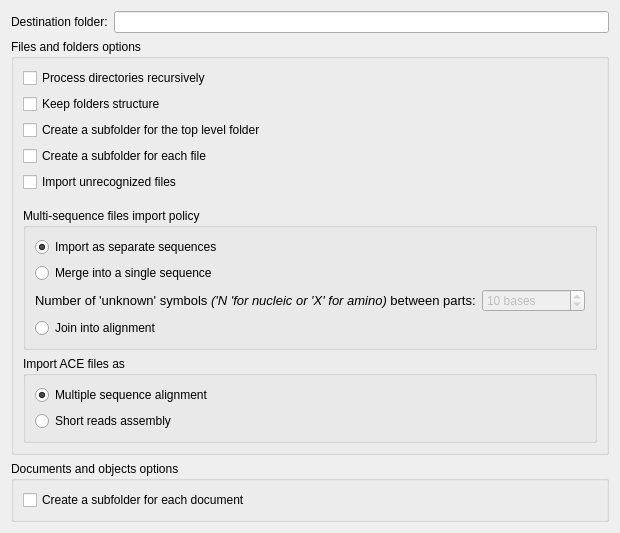
Qt form src/corelibs/U2Gui/src/util/shared_db/ImportOptionsWidget.ui (violethaze74/ugene) before a commit.
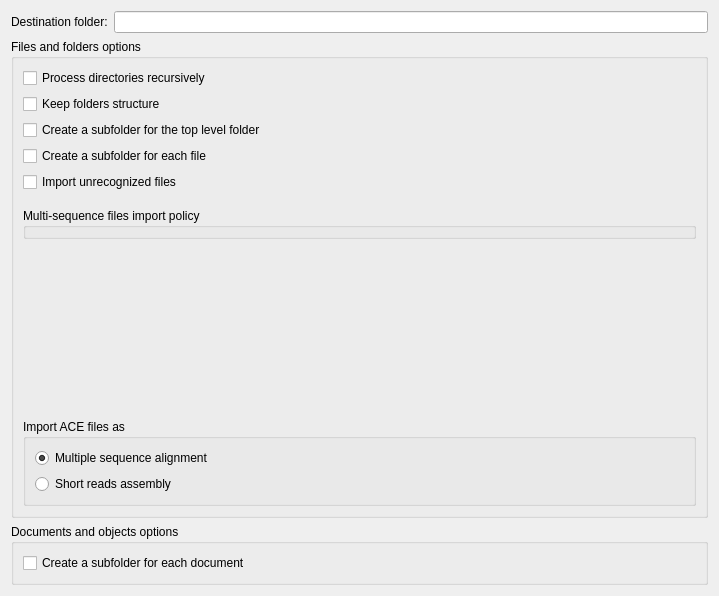
The same form after that commit.

Commit message: UGENE-4507. An incorrect label in Database Import Default Options dialog

Diff of the .ui file:
```diff
--- a/src/corelibs/U2Gui/src/util/shared_db/ImportOptionsWidget.ui
+++ b/src/corelibs/U2Gui/src/util/shared_db/ImportOptionsWidget.ui
@@ -6,15 +6,15 @@
    <rect>
     <x>0</x>
     <y>0</y>
-    <width>541</width>
-    <height>527</height>
+    <width>719</width>
+    <height>596</height>
    </rect>
   </property>
   <property name="windowTitle">
    <string>Import to the Database Options</string>
   </property>
-  <layout class="QVBoxLayout" name="verticalLayout">
-   <item>
+  <layout class="QGridLayout" name="gridLayout">
+   <item row="0" column="0">
     <layout class="QHBoxLayout" name="horizontalLayout">
      <item>
       <widget class="QLabel" name="lblBaseFolder">
@@ -28,7 +28,7 @@
      </item>
     </layout>
    </item>
-   <item>
+   <item row="1" column="0">
     <widget class="QGroupBox" name="gbFilesAndFolders">
      <property name="title">
       <string>Files and folders options</string>
@@ -90,9 +90,15 @@
         <property name="title">
          <string>Multi-sequence files import policy</string>
         </property>
-        <layout class="QVBoxLayout" name="verticalLayout_4">
-         <item>
           <widget class="QRadioButton" name="rbSeparate">
+         <property name="geometry">
+          <rect>
+           <x>12</x>
+           <y>32</y>
+           <width>228</width>
+           <height>23</height>
+          </rect>
+         </property>
            <property name="text">
             <string>Import as separate sequences</string>
            </property>
@@ -100,40 +106,46 @@
             <bool>true</bool>
            </property>
           </widget>
-         </item>
-         <item>
           <widget class="QRadioButton" name="rbMerge">
+         <property name="geometry">
+          <rect>
+           <x>12</x>
+           <y>61</y>
+           <width>223</width>
+           <height>23</height>
+          </rect>
+         </property>
            <property name="text">
             <string>Merge into a single sequence</string>
            </property>
           </widget>
-         </item>
-         <item>
-          <layout class="QHBoxLayout" name="layoutMerge">
-           <item>
-            <spacer name="horizontalSpacer">
-             <property name="orientation">
-              <enum>Qt::Horizontal</enum>
-             </property>
-             <property name="sizeType">
-              <enum>QSizePolicy::Expanding</enum>
-             </property>
-             <property name="sizeHint" stdset="0">
-              <size>
-               <width>40</width>
-               <height>20</height>
-              </size>
-             </property>
-            </spacer>
-           </item>
+        <widget class="QRadioButton" name="rbMalignment">
+         <property name="geometry">
+          <rect>
+           <x>12</x>
+           <y>124</y>
+           <width>157</width>
+           <height>23</height>
+          </rect>
+         </property>
+         <property name="text">
+          <string>Join into alignment</string>
+         </property>
+        </widget>
+        <widget class="QWidget" name="">
+         <property name="geometry">
+          <rect>
+           <x>10</x>
+           <y>90</y>
+           <width>659</width>
+           <height>28</height>
+          </rect>
+         </property>
+         <layout class="QHBoxLayout" name="horizontalLayout_2">
            <item>
-            <widget class="QLabel" name="lblMerge">
+           <widget class="QLabel" name="label">
              <property name="text">
-              <string>&lt;!DOCTYPE HTML PUBLIC &quot;-//W3C//DTD HTML 4.0//EN&quot; &quot;http://www.w3.org/TR/REC-html40/strict.dtd&quot;&gt;
-&lt;html&gt;&lt;head&gt;&lt;meta name=&quot;qrichtext&quot; content=&quot;1&quot; /&gt;&lt;style type=&quot;text/css&quot;&gt;
-p, li { white-space: pre-wrap; }
-&lt;/style&gt;&lt;/head&gt;&lt;body style=&quot; font-family:'MS Shell Dlg 2'; font-size:8.25pt; font-weight:400; font-style:normal;&quot;&gt;
-&lt;p style=&quot; margin-top:0px; margin-bottom:0px; margin-left:0px; margin-right:0px; -qt-block-indent:0; text-indent:0px;&quot;&gt;&lt;span style=&quot; font-size:10pt;&quot;&gt;Number of 'unknown' symbols &lt;/span&gt;&lt;span style=&quot; font-size:10pt; font-style:italic;&quot;&gt;('N 'for nucleic or 'X' for amino)&lt;/span&gt;&lt;span style=&quot; font-size:10pt;&quot;&gt; between parts:&lt;/span&gt;&lt;/p&gt;&lt;/body&gt;&lt;/html&gt;</string>
+             <string>Number of unknown symbols (N - for nucleic or X - for amino) between parts:</string>
              </property>
             </widget>
            </item>
@@ -154,15 +166,12 @@
             </widget>
            </item>
           </layout>
-         </item>
-         <item>
-          <widget class="QRadioButton" name="rbMalignment">
-           <property name="text">
-            <string>Join into alignment</string>
-           </property>
-          </widget>
-         </item>
-        </layout>
+        </widget>
+        <zorder>rbSeparate</zorder>
+        <zorder>rbMerge</zorder>
+        <zorder>rbMalignment</zorder>
+        <zorder>verticalSpacer_2</zorder>
+        <zorder>label</zorder>
        </widget>
       </item>
       <item>
@@ -213,7 +222,7 @@
      </layout>
     </widget>
    </item>
-   <item>
+   <item row="2" column="0">
     <widget class="QGroupBox" name="gbDocsAndObjects">
      <property name="title">
       <string>Documents and objects options</string>
```
Lines whose indentation alone changed are shown as unchanged.
